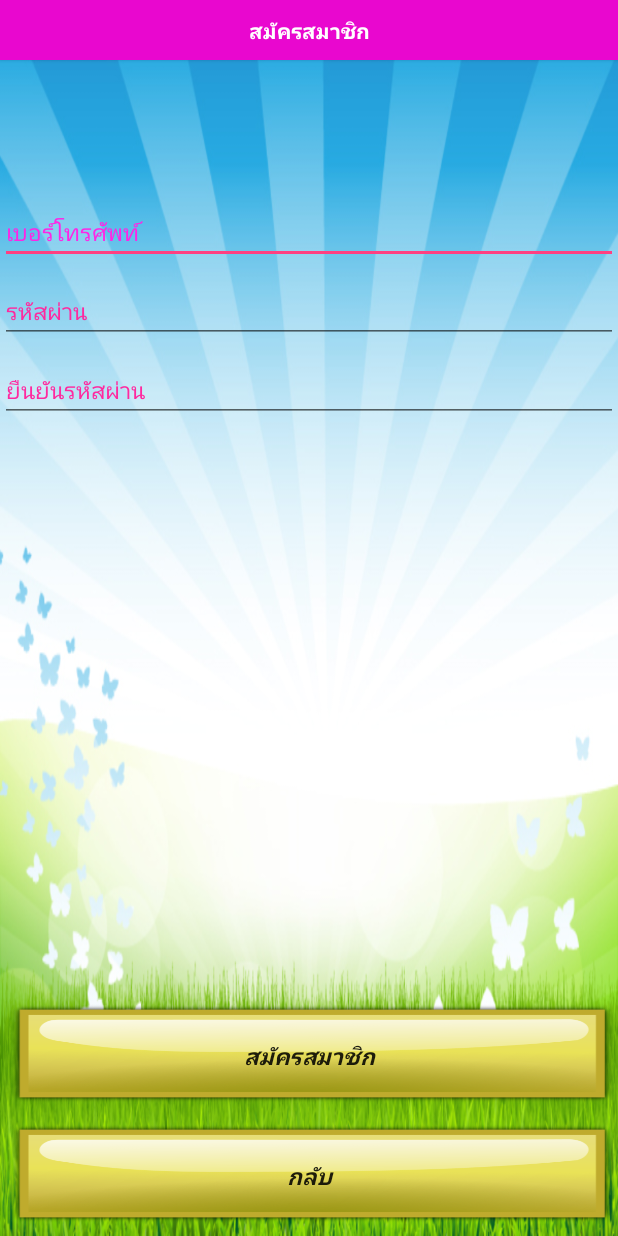
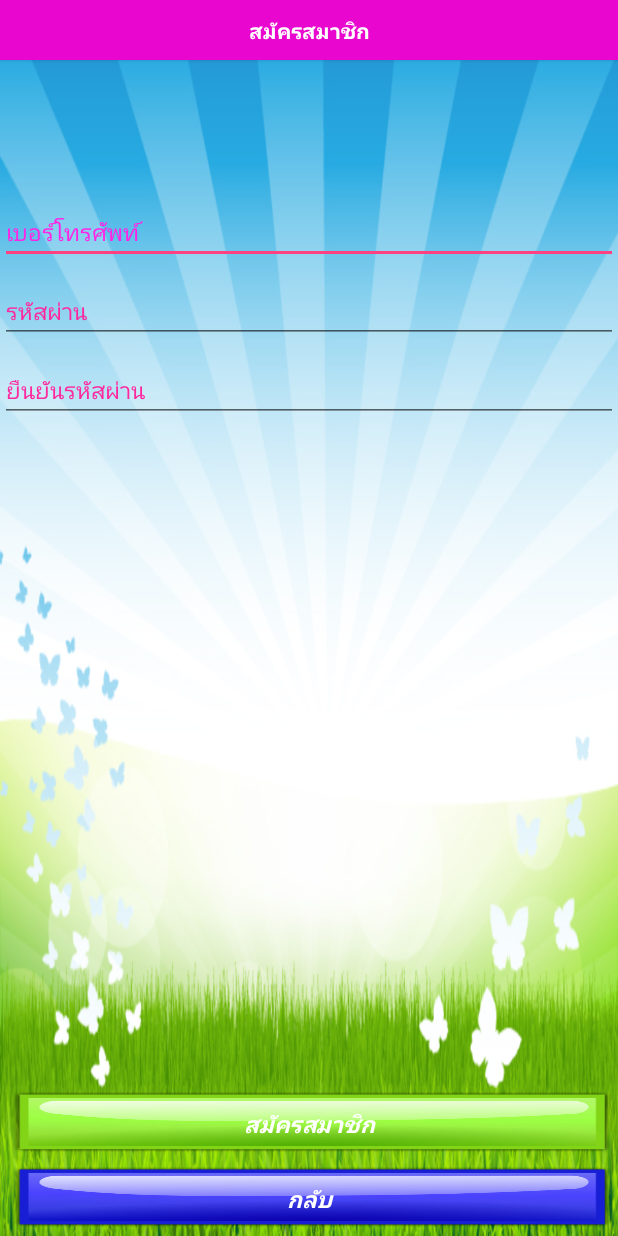
Before and after one commit to tonhom/PhotoPuzzle, an Android app: the RegisterActivity screen opened directly, with no data from a screen before it, on a phone screen of 412 x 824 dp. Run offline under Robolectric (Android 15) with nearby library versions, the phone set to English and light mode, and no system bars.

```diff
--- a/app/src/main/java/com/game/photopuzzle/GameActivity.java
+++ b/app/src/main/java/com/game/photopuzzle/GameActivity.java
@@ -74,6 +74,7 @@ public class GameActivity extends Activity {
             @Override
             public void onClick(View v) {
                 Intent i = new Intent(GameActivity.this, MainActivity.class);
+                i.putExtra("strUserID", strUserID);
                 startActivity(i);
             }
         });
--- a/app/src/main/res/layout/activity_main_menu.xml
+++ b/app/src/main/res/layout/activity_main_menu.xml
@@ -30,7 +30,7 @@
         android:enabled="false"
         android:text="ปานกลาง"
         android:textSize="20dp"
-        android:background="@drawable/bt013" />
+        android:background="@drawable/bt014" />
 
     <Button
         android:id="@+id/btnLevelHard"
@@ -41,14 +41,14 @@
         android:enabled="false"
         android:text="ยาก"
         android:textSize="20dp"
-        android:background="@drawable/bt013" />
+        android:background="@drawable/bt015" />
 
     <Button
         android:layout_width="match_parent"
         android:layout_height="40dp"
         android:text="ระดับความยาก"
         android:id="@+id/button3"
-        android:background="#e907cf"
+        android:background="@drawable/button2"
         android:textColor="#fff"
         android:textStyle="bold"
         android:layout_alignParentTop="true"
--- a/app/src/main/res/layout/activity_register.xml
+++ b/app/src/main/res/layout/activity_register.xml
@@ -56,25 +56,27 @@
 
     <Button
         android:layout_width="match_parent"
-        android:layout_height="80dp"
+        android:layout_height="50dp"
         android:text="สมัครสมาชิก"
         android:id="@+id/btnRegister"
-        android:background="@drawable/bt013"
+        android:background="@drawable/bt014"
         android:textStyle="bold|italic"
         android:layout_above="@+id/btnBack"
         android:layout_alignParentStart="true"
-        android:textSize="15dp" />
+        android:textSize="15dp"
+        android:textColor="#fff" />
 
     <Button
         android:layout_width="match_parent"
-        android:layout_height="80dp"
+        android:layout_height="50dp"
         android:text="กลับ"
         android:id="@+id/btnBack"
         android:textStyle="bold|italic"
-        android:background="@drawable/bt013"
+        android:background="@drawable/bt018"
         android:layout_alignParentBottom="true"
         android:layout_alignParentStart="true"
-        android:textSize="15dp" />
+        android:textSize="15dp"
+        android:textColor="#fff" />
 
     <Button
         android:layout_width="match_parent"
```
Also changed, not shown: app/src/main/res/layout/activity_login.xml (+8 -8 lines).
